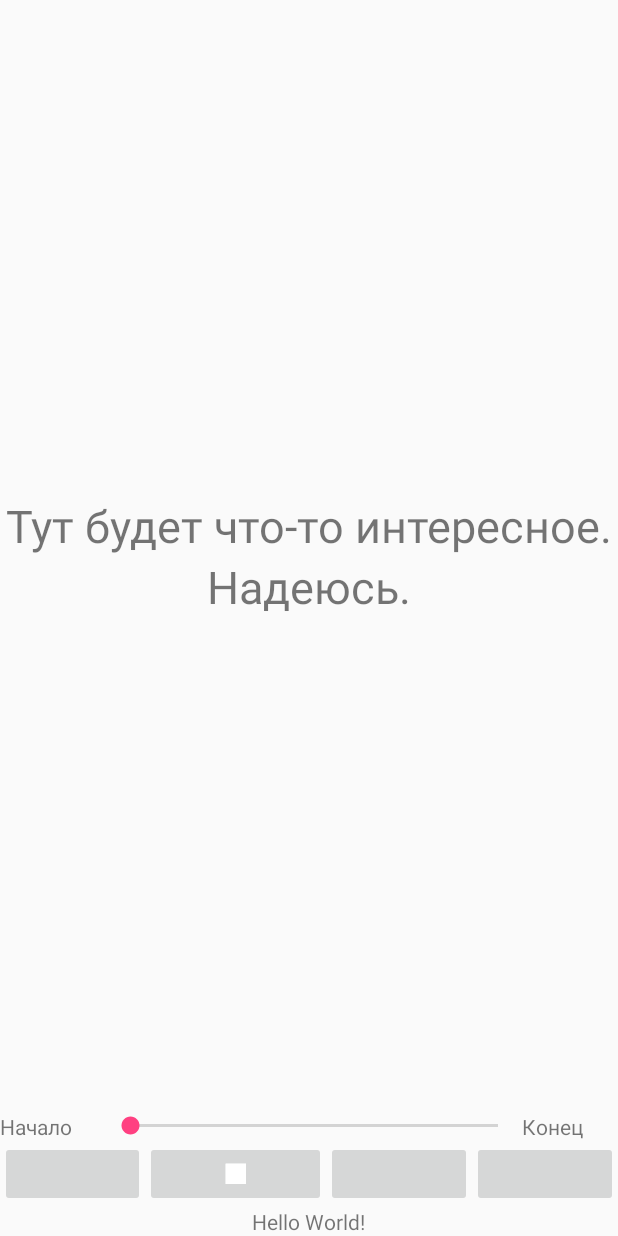
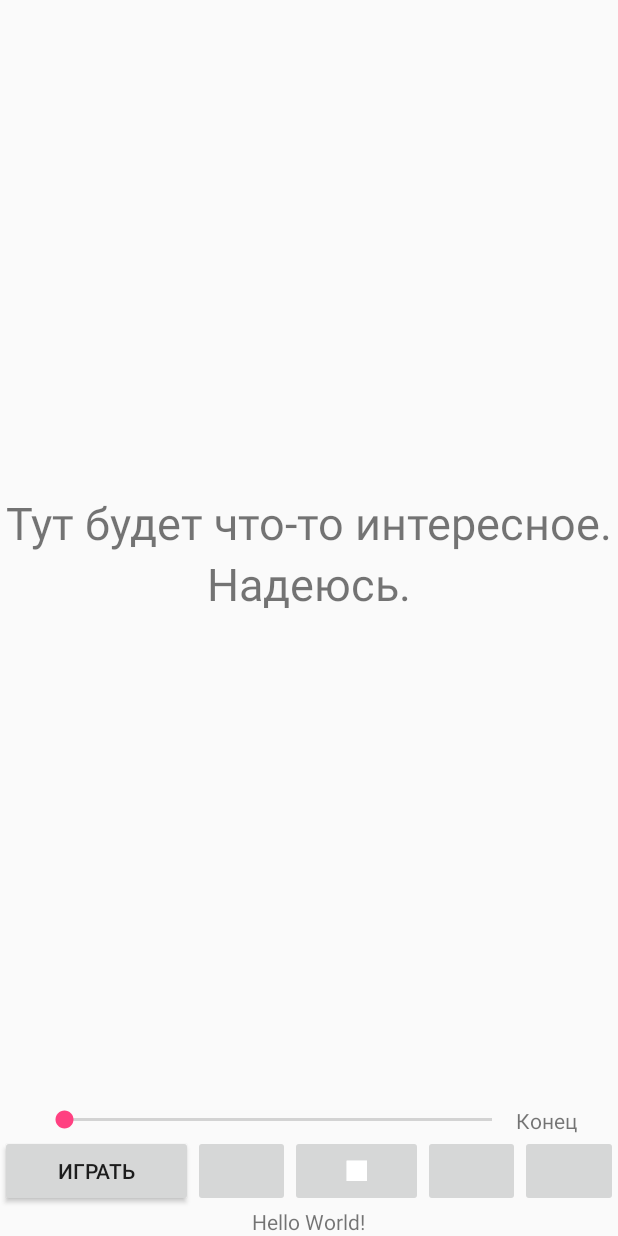
Before and after one commit to dlik01/git-AudioPlayer, an Android app: the screen it shows after launch (MainActivity), on a phone screen of 412 x 824 dp. Run offline under Robolectric (Android 15) with nearby library versions, the phone set to English and light mode, and no system bars.

Commit message:
Обработал внешний вид

```diff
--- a/AudioPlayer/app/src/main/res/layout/activity_main.xml
+++ b/AudioPlayer/app/src/main/res/layout/activity_main.xml
@@ -42,8 +42,7 @@
             android:id="@+id/startTime"
             android:layout_width="wrap_content"
             android:layout_height="match_parent"
-            android:layout_weight="1"
-            android:text="Начало" />
+            android:layout_weight="1" />
 
         <SeekBar
             android:id="@+id/seekBar"
@@ -65,6 +64,13 @@
         android:layout_weight="1"
         android:orientation="horizontal">
 
+        <Button
+            android:id="@+id/bPlay"
+            android:layout_width="wrap_content"
+            android:layout_height="wrap_content"
+            android:layout_weight="1"
+            android:text="Играть" />
+
         <ImageButton
             android:id="@+id/imageButton2"
             android:layout_width="wrap_content"
@@ -78,7 +84,6 @@
             android:layout_width="wrap_content"
             android:layout_height="match_parent"
             android:layout_weight="1"
-            android:onClick="onClick"
             android:src="@drawable/stop" />
 
         <ImageButton
@@ -86,7 +91,6 @@
             android:layout_width="wrap_content"
             android:layout_height="match_parent"
             android:layout_weight="1"
-            android:onClick="onClick"
             app:srcCompat="@android:drawable/ic_media_play" />
 
         <ImageButton
```
